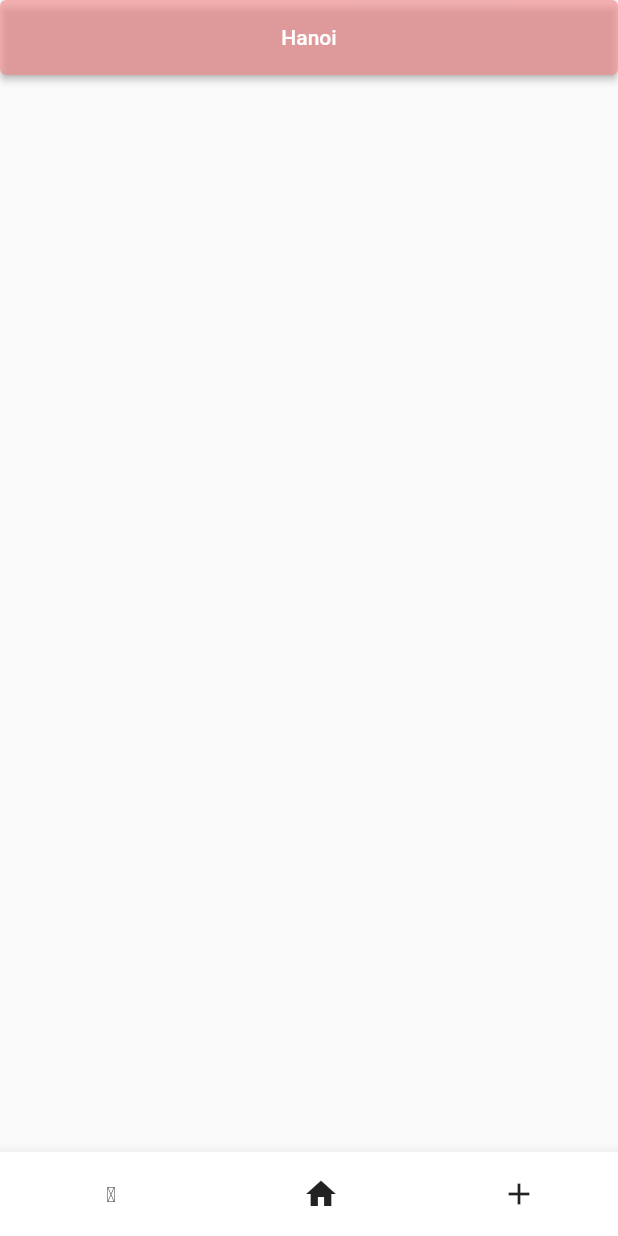
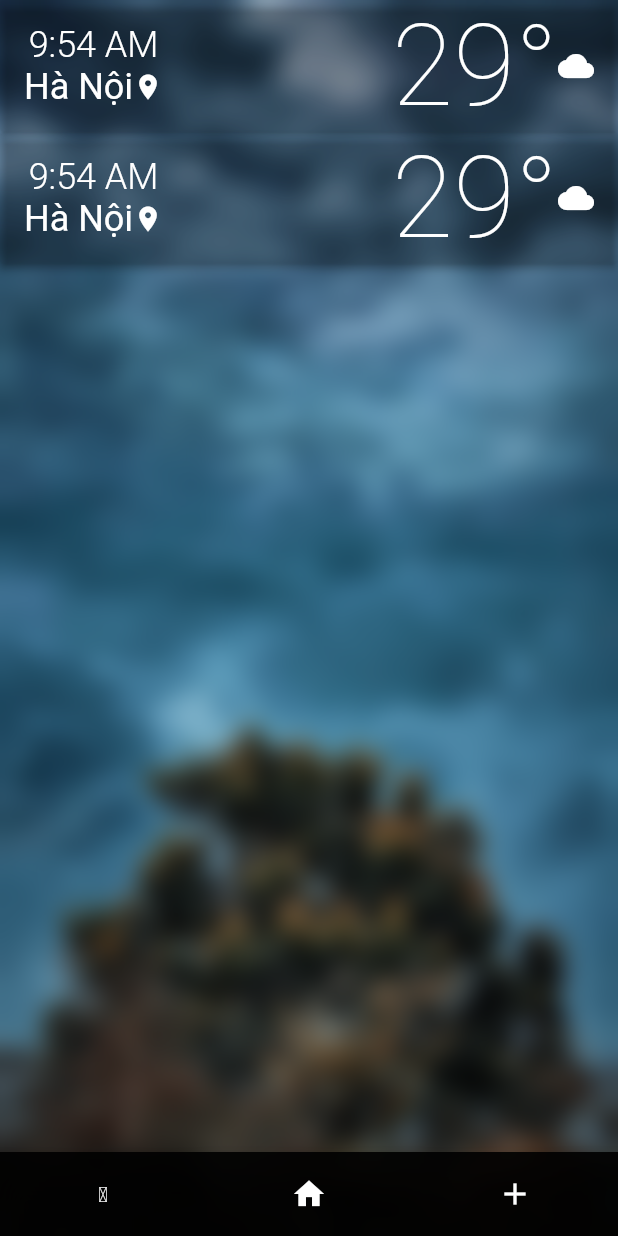
Before and after one commit to Xhrimp/weather_app, a Flutter app: the screen it shows after launch, on a phone screen of 412 x 824 dp. Run offline on Flutter 3.47's test engine with Material 2 defaults, Android fonts, the phone set to English and light mode, and no system bars; our stand-ins replace dio.

Commit message:
gitlab push

```diff
--- /dev/null
+++ b/lib/data/data_provider.dart
@@ -0,0 +1,24 @@
+import 'package:dio/dio.dart';
+import 'dart:convert';
+
+class GetWeatherInfo {
+  final dio = Dio();
+  void getWeather() async {
+    var response = await dio.get(
+        'https://api.weatherapi.com/v1/forecast.json?key=976cc8cd002b482088135958231803&q=Hanoi');
+    return response;
+  }
+}
+
+// void main() {
+//   getWeather();
+// }
+
+
+  // String time = data['location']['localtime'];
+  // String location = data['location']['name'];
+  // double temp_c = data['current']['temp_c'];
+  // String condition_icon = data['condition']['icon'];
+  // // final statusCode = response.statusCode;
+
+  // print(temp_c);
--- /dev/null
+++ b/lib/data/tempCodeRunnerFile.dart
@@ -0,0 +1,14 @@
+import 'package:dio/dio.dart';
+import 'package:weather_app/data/data_provider.dart';
+
+final dio = Dio();
+
+void getWeather() async {
+  final response = await dio.get(
+      'https://api.weatherapi.com/v1/forecast.json?key=976cc8cd002b482088135958231803&q=Hanoi');
+  print(response.runtimeType);
+}
+
+void main() {
+  getWeather();
+}
--- /dev/null
+++ b/lib/domain/model.dart
@@ -0,0 +1,6 @@
+import 'package:weather_app/data/data_provider.dart';
+import 'package:weather_app/data/tempCodeRunnerFile.dart';
+
+// void main() {
+//   GetWeatherInfo getWeatherInfo = GetWeatherInfo();
+// }
--- /dev/null
+++ b/lib/helper/text_style_helper.dart
@@ -0,0 +1,10 @@
+import 'package:flutter/material.dart';
+
+abstract class TextStyleHelper {
+  static const TextStyle commonStyle =
+      TextStyle(fontSize: 24, color: Colors.white, fontWeight: FontWeight.w400);
+}
+
+abstract class IconStyleHelper {
+  static const TextStyle iconStyle = TextStyle(color: Colors.white);
+}
--- /dev/null
+++ b/lib/screen/layout/app_bar.dart
@@ -0,0 +1,61 @@
+import 'package:flutter/material.dart';
+import 'package:weather_app/helper/text_style_helper.dart';
+
+class NavBar extends StatefulWidget {
+  const NavBar({super.key});
+
+  @override
+  State<NavBar> createState() => _NavBarState();
+}
+
+class _NavBarState extends State<NavBar> {
+  bool tempC = true;
+
+  @override
+  Widget build(BuildContext context) {
+    return BottomAppBar(
+      shape: const CircularNotchedRectangle(),
+      notchMargin: 5.0,
+      clipBehavior: Clip.antiAlias,
+      color: Colors.black.withOpacity(0.9),
+      child: SizedBox(
+        height: kBottomNavigationBarHeight,
+        child: Row(
+          mainAxisSize: MainAxisSize.max,
+          mainAxisAlignment: MainAxisAlignment.spaceAround,
+          children: <Widget>[
+            SizedBox(
+              width: 48,
+              child: TextButton(
+                  onPressed: () {
+                    setState(() {
+                      tempC = !tempC;
+                    });
+                  },
+                  style: ButtonStyle(),
+                  child: tempC
+                      ? Text(
+                          '\u2103',
+                          style:
+                              TextStyle(color: IconStyleHelper.iconStyle.color),
+                        )
+                      : Text(
+                          '\u2109',
+                          style:
+                              TextStyle(color: IconStyleHelper.iconStyle.color),
+                        )),
+            ),
+            SizedBox(
+              child: IconButton(
+                  onPressed: () {},
+                  icon: Icon(Icons.home, color: IconStyleHelper.iconStyle.color)),
+            ),
+            IconButton(
+                onPressed: () {},
+                icon: Icon(Icons.add, color: IconStyleHelper.iconStyle.color)),
+          ],
+        ),
+      ),
+    );
+  }
+}
--- a/lib/screen/layout/home.dart
+++ b/lib/screen/layout/home.dart
@@ -1,4 +1,8 @@
+import 'dart:ui';
+
 import 'package:flutter/material.dart';
+import 'package:weather_app/helper/text_style_helper.dart';
+import 'package:weather_app/screen/layout/app_bar.dart';
 
 class MyApp extends StatefulWidget {
   @override
@@ -7,54 +11,129 @@ class MyApp extends StatefulWidget {
 
 class _MyAppState extends State<MyApp> {
   bool tempC = true;
+  int timeFont = 14;
+
   @override
   Widget build(BuildContext context) {
     return MaterialApp(
-      home: Scaffold(
-        bottomNavigationBar: BottomAppBar(
-          shape: const CircularNotchedRectangle(),
-          notchMargin: 5.0,
-          clipBehavior: Clip.antiAlias,
-          color: const Color.fromARGB(255, 255, 255, 255),
-          child: SizedBox(
-            height: kBottomNavigationBarHeight,
-            child: Row(
-              mainAxisSize: MainAxisSize.max,
-              mainAxisAlignment: MainAxisAlignment.spaceAround,
-              children: <Widget>[
-                TextButton(
-                    onPressed: () {
-                      setState(() {
-                        tempC = !tempC;
-                      });
-                    },
-                    child: tempC
-                        ? const Text(
-                            '\u2103',
-                            style: TextStyle(color: Colors.black),
+      home: Container(
+        decoration: const BoxDecoration(
+            image: DecorationImage(
+                image: AssetImage('assets/weather_background.jpg'),
+                fit: BoxFit.cover)),
+        child: Scaffold(
+          extendBody: true,
+          bottomNavigationBar: const NavBar(),
+          body: Container(
+            decoration: const BoxDecoration(
+                image: DecorationImage(
+                    image: AssetImage('assets/weather_background.jpg'),
+                    fit: BoxFit.cover)),
+            child: BackdropFilter(
+              filter: ImageFilter.blur(sigmaX: 8.0, sigmaY: 8.0),
+              child: SafeArea(
+                child: Column(
+                  children: [
+                    ElevatedButton(
+                      onPressed: () {},
+                      style: ElevatedButton.styleFrom(
+                        backgroundColor: const Color.fromRGBO(255, 255, 255, 0),
+                        minimumSize: const Size.fromHeight(50),
+                      ),
+                      child: Row(
+                        children: [
+                          const Column(
+                            children: [
+                              Text(
+                                '9:54 AM',
+                                style: TextStyle(
+                                    fontSize: 24, fontWeight: FontWeight.w300),
+                              ),
+                              Row(children: [
+                                Text(
+                                  'Hà Nội',
+                                  style: TextStyleHelper.commonStyle,
+                                ),
+                                Icon(
+                                  Icons.location_on_sharp,
+                                  size: 20,
+                                )
+                              ])
+                            ],
+                          ),
+                          const Expanded(
+                            child: SizedBox(),
+                          ),
+                          Column(
+                            children: [
+                              Row(
+                                children: [
+                                  Text('29\u00B0',
+                                      style: TextStyleHelper.commonStyle
+                                          .copyWith(
+                                              fontSize: 75,
+                                              fontWeight: FontWeight.w100)),
+                                  const Icon(Icons.cloud)
+                                ],
+                              )
+                            ],
                           )
-                        : const Text(
-                            '\u2109',
-                            style: TextStyle(color: Colors.black),
-                          )),
-                IconButton(onPressed: () {}, icon: const Icon(Icons.home)),
-                IconButton(onPressed: () {}, icon: const Icon(Icons.add)),
-              ],
+                        ],
+                      ),
+                    ),
+                    ElevatedButton(
+                      onPressed: () {},
+                      style: ElevatedButton.styleFrom(
+                        backgroundColor: const Color.fromRGBO(255, 255, 255, 0),
+                        minimumSize: const Size.fromHeight(50),
+                      ),
+                      child: Row(
+                        children: [
+                          const Column(
+                            children: [
+                              Text(
+                                '9:54 AM',
+                                style: TextStyle(
+                                    fontSize: 24, fontWeight: FontWeight.w300),
+                              ),
+                              Row(children: [
+                                Text(
+                                  'Hà Nội',
+                                  style: TextStyleHelper.commonStyle,
+                                ),
+                                Icon(
+                                  Icons.location_on_sharp,
+                                  size: 20,
+                                )
+                              ])
+                            ],
+                          ),
+                          const Expanded(
+                            child: SizedBox(),
+                          ),
+                          Column(
+                            children: [
+                              Row(
+                                children: [
+                                  Text('29\u00B0',
+                                      style: TextStyleHelper.commonStyle
+                                          .copyWith(
+                                              fontSize: 75,
+                                              fontWeight: FontWeight.w100)),
+                                  const Icon(Icons.cloud)
+                                ],
+                              )
+                            ],
+                          )
+                        ],
+                      ),
+                    )
+                  ],
+                ),
+              ),
             ),
           ),
         ),
-        body: SafeArea(
-            child: Column(
-          children: [
-            ElevatedButton(
-                onPressed: () {},
-                style: ElevatedButton.styleFrom(
-                  backgroundColor: const Color.fromARGB(162, 245, 139, 139),
-                  minimumSize: const Size.fromHeight(50),
-                ),
-                child: const Text('Hanoi'))
-          ],
-        )),
       ),
     );
   }
```
Also changed, not shown: pubspec.yaml (+5 -2 lines), assets/weather_background.jpg (added), lib/data/repositories.dart (added), pubspec.lock.
